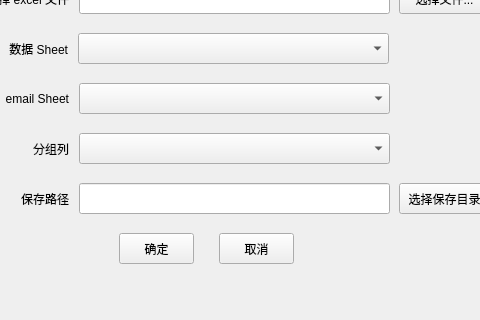
Old version of the form splitandemailwindow.ui in the repository ainiaa/splitExcel; both pictures show x 91 to 571 and y 134 to 454 of the 709 by 454 pixel window.
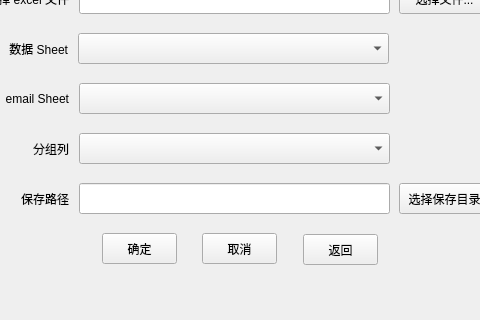
New version of the form. Icons and pictures are not drawn.

Commit message: 1、修改UI 2、添加goback按钮

```diff
--- a/splitandemailwindow.ui
+++ b/splitandemailwindow.ui
@@ -85,7 +85,7 @@
    <widget class="QPushButton" name="submitPushButton">
     <property name="geometry">
      <rect>
-      <x>210</x>
+      <x>193</x>
       <y>327</y>
       <width>75</width>
       <height>31</height>
@@ -98,7 +98,7 @@
    <widget class="QPushButton" name="cancelPushButton">
     <property name="geometry">
      <rect>
-      <x>310</x>
+      <x>293</x>
       <y>327</y>
       <width>75</width>
       <height>31</height>
@@ -237,6 +237,19 @@
      <set>Qt::AlignCenter</set>
     </property>
    </widget>
+   <widget class="QPushButton" name="gobackButton">
+    <property name="geometry">
+     <rect>
+      <x>394</x>
+      <y>328</y>
+      <width>75</width>
+      <height>31</height>
+     </rect>
+    </property>
+    <property name="text">
+     <string>返回</string>
+    </property>
+   </widget>
   </widget>
   <widget class="QMenuBar" name="menuBar">
    <property name="geometry">
```
The commit also changes 3 other files.
